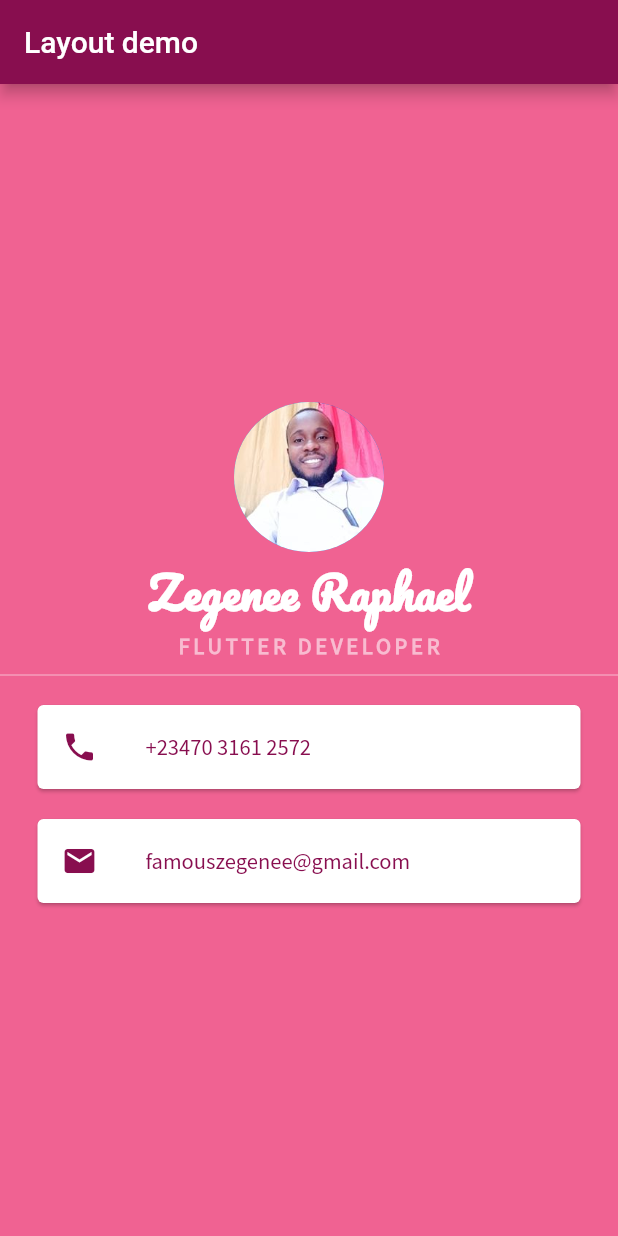
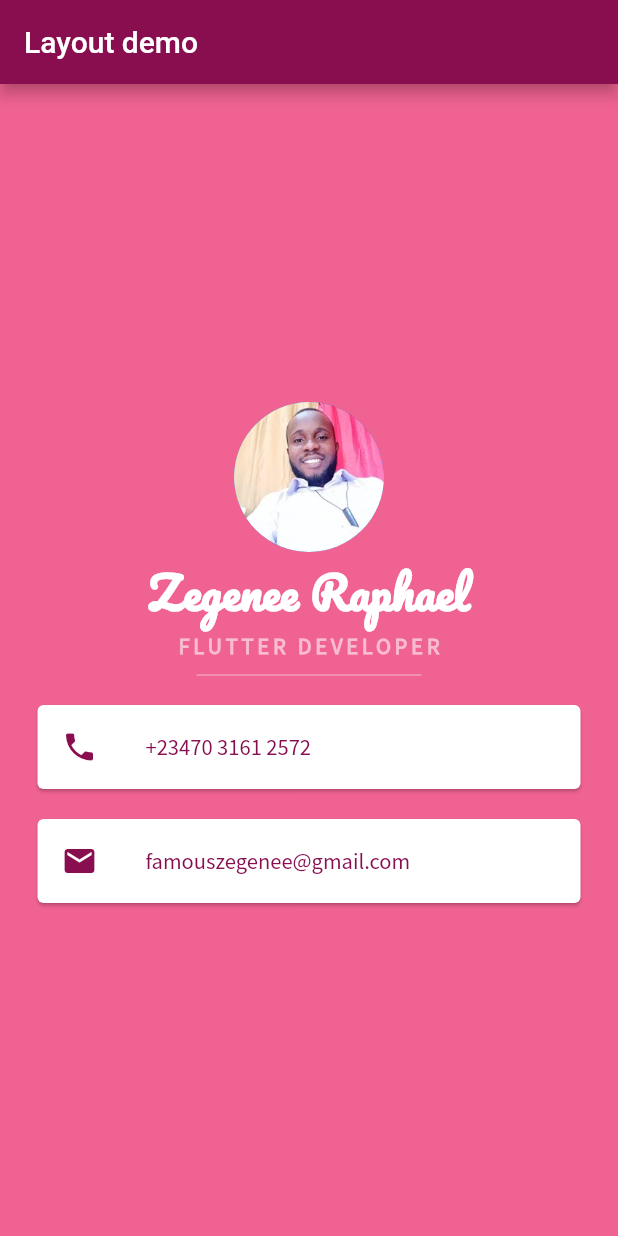
Before and after one commit to ZeggyRaph/my_contact_app, a Flutter app: the screen it shows after launch, on a phone screen of 412 x 824 dp. Run offline on Flutter 3.47's test engine with Material 2 defaults, Android fonts, the phone set to English and light mode, and no system bars.

Commit message:
resizing the width of the line

```diff
--- a/lib/main.dart
+++ b/lib/main.dart
@@ -50,6 +50,11 @@ class MyApp extends StatelessWidget {
               //adding a divider to get a thin line
               SizedBox(
                 height: 20.0,
+
+                // resizing the width of the line
+                width: 150.0,
+
+                //customizing divider props
                 child: Divider(
                   color: Colors.pink[100],
                 ),
```
